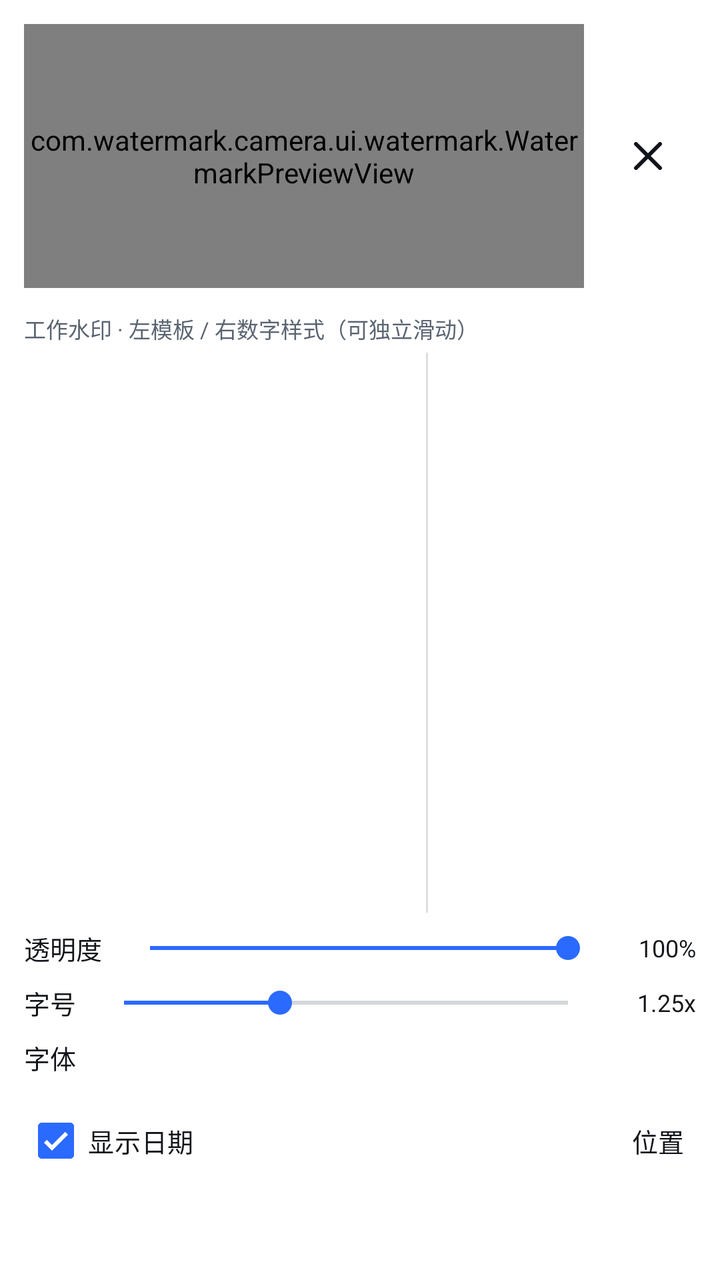
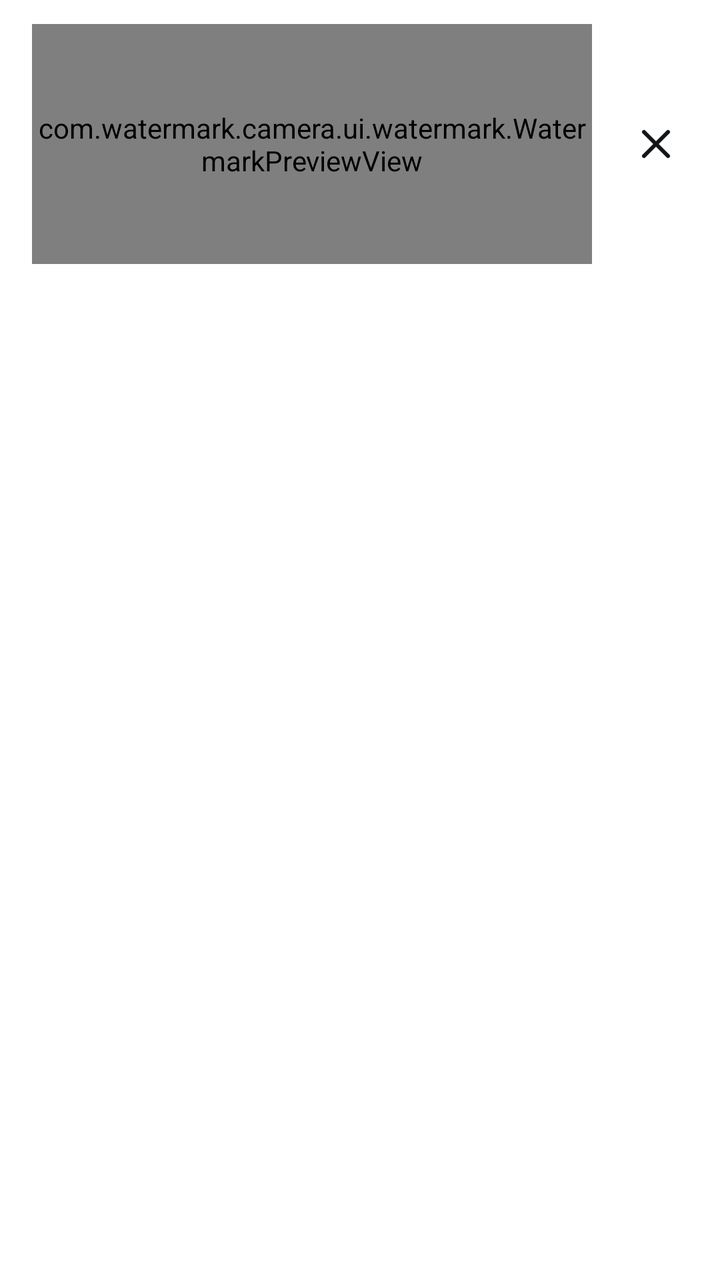

Before-and-after screenshots of an Android layout around one commit, followed by the original layout XML and the change that was made.
<!-- AndroidManifest.xml: application theme Theme.WatermarkCamera -->
<!-- res/layout/sheet_watermark_picker.xml -->
<?xml version="1.0" encoding="utf-8"?>
<LinearLayout
    xmlns:android="http://schemas.android.com/apk/res/android"
    xmlns:app="http://schemas.android.com/apk/res-auto"
    android:layout_width="match_parent"
    android:layout_height="wrap_content"
    android:background="@color/app_surface"
    android:orientation="vertical"
    android:paddingBottom="12dp">

    
    <LinearLayout
        android:layout_width="match_parent"
        android:layout_height="wrap_content"
        android:gravity="center_vertical"
        android:orientation="horizontal"
        android:padding="12dp">

        <com.watermark.camera.ui.watermark.WatermarkPreviewView
            android:id="@+id/pickerPreviewCard"
            android:layout_width="0dp"
            android:layout_height="132dp"
            android:layout_weight="1"
            android:background="@color/app_divider" />

    <ImageButton
        android:id="@+id/pickerClose"
        android:layout_width="48dp"
        android:layout_height="48dp"
        android:layout_marginStart="8dp"
        android:background="?attr/selectableItemBackgroundBorderless"
        android:contentDescription="@string/btn_close"
        android:padding="12dp"
        android:scaleType="centerInside"
        android:src="@drawable/ic_ui_close"
        app:tint="@color/app_on_surface" />
    </LinearLayout>

    <TextView
        android:layout_width="match_parent"
        android:layout_height="wrap_content"
        android:paddingStart="12dp"
        android:paddingEnd="12dp"
        android:paddingBottom="4dp"
        android:text="工作水印 · 左模板 / 右数字样式（可独立滑动）"
        android:textColor="@color/app_on_surface_secondary"
        android:textSize="11sp" />

    
    <LinearLayout
        android:layout_width="match_parent"
        android:layout_height="280dp"
        android:orientation="horizontal"
        android:paddingStart="8dp"
        android:paddingEnd="8dp">

        <androidx.recyclerview.widget.RecyclerView
            android:id="@+id/pickerTemplateGrid"
            android:layout_width="0dp"
            android:layout_height="match_parent"
            android:layout_weight="1.2"
            android:clipToPadding="false"
            android:padding="4dp" />

        <View
            android:layout_width="1dp"
            android:layout_height="match_parent"
            android:layout_marginStart="4dp"
            android:layout_marginEnd="4dp"
            android:background="@color/camera_scrim_weak" />

        <androidx.recyclerview.widget.RecyclerView
            android:id="@+id/pickerStyleList"
            android:layout_width="0dp"
            android:layout_height="match_parent"
            android:layout_weight="0.8"
            android:clipToPadding="false"
            android:padding="4dp" />
    </LinearLayout>


    
    <LinearLayout
        android:id="@+id/pickerCustomTitleRow"
        android:layout_width="match_parent"
        android:layout_height="wrap_content"
        android:gravity="center_vertical"
        android:orientation="horizontal"
        android:paddingStart="12dp"
        android:paddingEnd="12dp"
        android:paddingTop="4dp"
        android:paddingBottom="4dp"
        android:visibility="gone">

        <TextView
            android:layout_width="wrap_content"
            android:layout_height="wrap_content"
            android:text="自定义文字"
            android:textColor="@color/app_on_surface"
            android:textSize="13sp" />

        <EditText
            android:id="@+id/pickerCustomTitle"
            android:layout_width="0dp"
            android:layout_height="40dp"
            android:layout_marginStart="8dp"
            android:layout_weight="1"
            android:background="@color/app_surface_alt"
            android:hint="输入水印标题"
            android:imeOptions="actionDone"
            android:inputType="text"
            android:maxLines="1"
            android:paddingStart="10dp"
            android:paddingEnd="10dp"
            android:textColor="@color/app_on_surface"
            android:textColorHint="@color/app_on_surface_secondary"
            android:textSize="14sp" />
    </LinearLayout>

    
    <LinearLayout
        android:layout_width="match_parent"
        android:layout_height="wrap_content"
        android:gravity="center_vertical"
        android:orientation="horizontal"
        android:paddingStart="12dp"
        android:paddingEnd="12dp"
        android:paddingTop="8dp"
        android:paddingBottom="4dp">

        <TextView
            android:layout_width="wrap_content"
            android:layout_height="wrap_content"
            android:text="透明度"
            android:textColor="@color/app_on_surface"
            android:textSize="13sp" />

        <SeekBar
            android:id="@+id/pickerTransparency"
            android:layout_width="0dp"
            android:layout_height="wrap_content"
            android:layout_marginStart="8dp"
            android:layout_marginEnd="8dp"
            android:layout_weight="1"
            android:max="100"
            android:progress="100" />

        <TextView
            android:id="@+id/pickerTransparencyValue"
            android:layout_width="40dp"
            android:layout_height="wrap_content"
            android:gravity="end"
            android:text="100%"
            android:textColor="@color/app_on_surface"
            android:textSize="12sp" />
    </LinearLayout>

    
    <LinearLayout
        android:layout_width="match_parent"
        android:layout_height="wrap_content"
        android:gravity="center_vertical"
        android:orientation="horizontal"
        android:paddingStart="12dp"
        android:paddingEnd="12dp"
        android:paddingTop="4dp"
        android:paddingBottom="4dp">

        <TextView
            android:layout_width="wrap_content"
            android:layout_height="wrap_content"
            android:text="字号"
            android:textColor="@color/app_on_surface"
            android:textSize="13sp" />

        <SeekBar
            android:id="@+id/pickerFontScale"
            android:layout_width="0dp"
            android:layout_height="wrap_content"
            android:layout_marginStart="8dp"
            android:layout_marginEnd="8dp"
            android:layout_weight="1"
            android:max="270"
            android:progress="95" />

        <TextView
            android:id="@+id/pickerFontScaleValue"
            android:layout_width="40dp"
            android:layout_height="wrap_content"
            android:gravity="end"
            android:text="1.25x"
            android:textColor="@color/app_on_surface"
            android:textSize="12sp" />
    </LinearLayout>

    
    <LinearLayout
        android:layout_width="match_parent"
        android:layout_height="wrap_content"
        android:gravity="center_vertical"
        android:orientation="horizontal"
        android:paddingStart="12dp"
        android:paddingEnd="12dp"
        android:paddingTop="4dp"
        android:paddingBottom="4dp">

        <TextView
            android:layout_width="wrap_content"
            android:layout_height="wrap_content"
            android:text="字体"
            android:textColor="@color/app_on_surface"
            android:textSize="13sp" />

        <LinearLayout
            android:id="@+id/pickerFontRow"
            android:layout_width="0dp"
            android:layout_height="wrap_content"
            android:layout_marginStart="8dp"
            android:layout_weight="1"
            android:orientation="horizontal" />
    </LinearLayout>

    
    <LinearLayout
        android:layout_width="match_parent"
        android:layout_height="wrap_content"
        android:gravity="center_vertical"
        android:orientation="horizontal"
        android:paddingStart="12dp"
        android:paddingEnd="12dp"
        android:paddingTop="4dp"
        android:paddingBottom="8dp">

        <CheckBox
            android:id="@+id/pickerShowDate"
            android:layout_width="wrap_content"
            android:layout_height="wrap_content"
            android:checked="true"
            android:text="显示日期"
            android:textColor="@color/app_on_surface"
            android:textSize="13sp" />

        <View
            android:layout_width="0dp"
            android:layout_height="1dp"
            android:layout_weight="1" />

        <TextView
            android:layout_width="wrap_content"
            android:layout_height="wrap_content"
            android:text="位置"
            android:textColor="@color/app_on_surface"
            android:textSize="13sp" />

        <LinearLayout
            android:id="@+id/pickerPositionRow"
            android:layout_width="wrap_content"
            android:layout_height="wrap_content"
            android:layout_marginStart="6dp"
            android:orientation="horizontal" />
    </LinearLayout>

    
    <LinearLayout
        android:id="@+id/pickerFieldToggles"
        android:layout_width="match_parent"
        android:layout_height="wrap_content"
        android:orientation="vertical"
        android:paddingStart="12dp"
        android:paddingEnd="12dp"
        android:paddingBottom="12dp" />
</LinearLayout>
<!-- resources referenced by this layout -->
<resources>
  <color name="app_divider">#FFE6E9EE</color>
  <color name="app_on_surface">#FF111418</color>
  <color name="app_on_surface_secondary">#FF5A6472</color>
  <color name="app_surface">#FFFFFFFF</color>
  <color name="app_surface_alt">#FFEEF1F5</color>
  <color name="camera_scrim_weak">#22000000</color>
  <!-- drawable ic_ui_close (drawable) -->
  <?xml version="1.0" encoding="utf-8"?>
  <vector xmlns:android="http://schemas.android.com/apk/res/android"
      android:width="24dp"
      android:height="24dp"
      android:viewportWidth="24"
      android:viewportHeight="24">
      <path
          android:pathData="m6 6 12 12M18 6 6 18"
          android:fillColor="@android:color/transparent"
          android:strokeColor="#FF000000"
          android:strokeWidth="2"
          android:strokeLineCap="round"
          android:strokeLineJoin="round" />
  </vector>
  <string name="btn_close">关闭</string>
  <style name="Theme.WatermarkCamera" parent="Theme.Material3.DayNight.NoActionBar">
          <item name="colorPrimary">@color/color_primary</item>
          <item name="colorPrimaryDark">@color/color_primary_dark</item>
          <item name="colorAccent">@color/color_primary</item>
  
          
          <item name="android:windowBackground">@color/app_background</item>
          <item name="android:colorBackground">@color/app_background</item>
  
          
          <item name="android:statusBarColor">@color/app_surface</item>
          <item name="android:windowTranslucentStatus">false</item>
          <item name="android:windowLightStatusBar">true</item>
  
          
          <item name="android:navigationBarColor">@color/app_background</item>
          <item name="android:windowTranslucentNavigation">false</item>
  
          
          <item name="android:forceDarkAllowed" tools:ignore="NewApi">false</item>
  
          <item name="windowActionBar">false</item>
          <item name="windowNoTitle">true</item>
  
          
          <item name="android:textColorPrimary">@color/app_on_surface</item>
          <item name="android:textColorSecondary">@color/app_on_surface_secondary</item>
      </style>
  <color name="color_primary">#2B6AFF</color>
  <color name="color_primary_dark">#1E5AEE</color>
  <color name="app_background">#FFF5F7FA</color>
</resources>

<!-- the commit's change to res/layout/sheet_watermark_picker.xml (unified diff, before → after) -->
@@ -1,12 +1,10 @@
 <?xml version="1.0" encoding="utf-8"?>
-<LinearLayout
-    xmlns:android="http://schemas.android.com/apk/res/android"
+<LinearLayout xmlns:android="http://schemas.android.com/apk/res/android"
     xmlns:app="http://schemas.android.com/apk/res-auto"
     android:layout_width="match_parent"
-    android:layout_height="wrap_content"
+    android:layout_height="match_parent"
     android:background="@color/app_surface"
-    android:orientation="vertical"
-    android:paddingBottom="12dp">
+    android:orientation="vertical">
 
     
     <LinearLayout
@@ -14,259 +12,303 @@
         android:layout_height="wrap_content"
         android:gravity="center_vertical"
         android:orientation="horizontal"
-        android:padding="12dp">
+        android:paddingStart="16dp"
+        android:paddingTop="12dp"
+        android:paddingEnd="8dp"
+        android:paddingBottom="8dp">
 
         <com.watermark.camera.ui.watermark.WatermarkPreviewView
             android:id="@+id/pickerPreviewCard"
             android:layout_width="0dp"
-            android:layout_height="132dp"
+            android:layout_height="120dp"
             android:layout_weight="1"
             android:background="@color/app_divider" />
 
-    <ImageButton
-        android:id="@+id/pickerClose"
-        android:layout_width="48dp"
-        android:layout_height="48dp"
-        android:layout_marginStart="8dp"
-        android:background="?attr/selectableItemBackgroundBorderless"
-        android:contentDescription="@string/btn_close"
-        android:padding="12dp"
-        android:scaleType="centerInside"
-        android:src="@drawable/ic_ui_close"
-        app:tint="@color/app_on_surface" />
+        <ImageButton
+            android:id="@+id/pickerClose"
+            android:layout_width="48dp"
+            android:layout_height="48dp"
+            android:layout_marginStart="8dp"
+            android:background="?attr/selectableItemBackgroundBorderless"
+            android:contentDescription="@string/btn_close"
+            android:padding="12dp"
+            android:scaleType="centerInside"
+            android:src="@drawable/ic_ui_close"
+            app:tint="@color/app_on_surface" />
     </LinearLayout>
 
-    <TextView
+    
+    <com.google.android.material.tabs.TabLayout
+        android:id="@+id/pickerTabs"
         android:layout_width="match_parent"
         android:layout_height="wrap_content"
-        android:paddingStart="12dp"
-        android:paddingEnd="12dp"
-        android:paddingBottom="4dp"
-        android:text="工作水印 · 左模板 / 右数字样式（可独立滑动）"
-        android:textColor="@color/app_on_surface_secondary"
-        android:textSize="11sp" />
-
-    
-    <LinearLayout
+        android:background="@color/app_surface"
+        app:tabGravity="fill"
+        app:tabIndicatorColor="@color/color_primary"
+        app:tabMode="fixed"
+        app:tabSelectedTextColor="@color/color_primary"
+        app:tabTextColor="@color/app_on_surface_secondary" />
+
+    <FrameLayout
         android:layout_width="match_parent"
-        android:layout_height="280dp"
-        android:orientation="horizontal"
-        android:paddingStart="8dp"
-        android:paddingEnd="8dp">
-
+        android:layout_height="0dp"
+        android:layout_weight="1">
+
+        
         <androidx.recyclerview.widget.RecyclerView
             android:id="@+id/pickerTemplateGrid"
-            android:layout_width="0dp"
+            android:layout_width="match_parent"
             android:layout_height="match_parent"
-            android:layout_weight="1.2"
             android:clipToPadding="false"
-            android:padding="4dp" />
-
-        <View
-            android:layout_width="1dp"
+            android:padding="8dp" />
+
+        
+        <ScrollView
+            android:id="@+id/pickerGroupContent"
+            android:layout_width="match_parent"
             android:layout_height="match_parent"
-            android:layout_marginStart="4dp"
-            android:layout_marginEnd="4dp"
-            android:background="@color/camera_scrim_weak" />
-
-        <androidx.recyclerview.widget.RecyclerView
-            android:id="@+id/pickerStyleList"
-            android:layout_width="0dp"
+            android:visibility="gone">
+
+            <LinearLayout
+                android:layout_width="match_parent"
+                android:layout_height="wrap_content"
+                android:orientation="vertical"
+                android:padding="16dp">
+
+                <TextView
+                    android:id="@+id/pickerContentHint"
+                    android:layout_width="match_parent"
+                    android:layout_height="wrap_content"
+                    android:lineSpacingMultiplier="1.4"
+                    android:text="@string/picker_content_hint"
+                    android:textColor="@color/app_on_surface_secondary"
+                    android:textSize="12sp" />
+
+                <LinearLayout
+                    android:id="@+id/pickerCustomTitleRow"
+                    android:layout_width="match_parent"
+                    android:layout_height="wrap_content"
+                    android:layout_marginTop="12dp"
+                    android:gravity="center_vertical"
+                    android:orientation="horizontal"
+                    android:visibility="gone">
+
+                    <EditText
+                        android:id="@+id/pickerCustomTitle"
+                        android:layout_width="0dp"
+                        android:layout_height="48dp"
+                        android:layout_weight="1"
+                        android:background="@color/app_surface_alt"
+                        android:hint="@string/picker_custom_title_hint"
+                        android:imeOptions="actionNext"
+                        android:inputType="text"
+                        android:maxLength="20"
+                        android:maxLines="1"
+                        android:paddingStart="12dp"
+                        android:paddingEnd="12dp"
+                        android:textColor="@color/app_on_surface"
+                        android:textColorHint="@color/app_on_surface_secondary"
+                        android:textSize="16sp" />
+
+                    <ImageButton
+                        android:id="@+id/pickerCustomTitleClear"
+                        android:layout_width="48dp"
+                        android:layout_height="48dp"
+                        android:background="?attr/selectableItemBackgroundBorderless"
+                        android:contentDescription="@string/picker_clear"
+                        android:padding="12dp"
+                        android:scaleType="centerInside"
+                        android:src="@drawable/ic_ui_close"
+                        app:tint="@color/app_on_surface_secondary" />
+                </LinearLayout>
+
+                <TextView
+                    android:id="@+id/pickerCustomTitleCount"
+                    android:layout_width="match_parent"
+                    android:layout_height="wrap_content"
+                    android:layout_marginTop="4dp"
+                    android:gravity="end"
+                    android:textColor="@color/app_on_surface_secondary"
+                    android:textSize="12sp"
+                    android:visibility="gone" />
+
+                
+                <LinearLayout
+                    android:id="@+id/pickerFieldToggles"
+                    android:layout_width="match_parent"
+                    android:layout_height="wrap_content"
+                    android:layout_marginTop="8dp"
+                    android:orientation="vertical" />
+            </LinearLayout>
+        </ScrollView>
+
+        
+        <ScrollView
+            android:id="@+id/pickerGroupStyle"
+            android:layout_width="match_parent"
             android:layout_height="match_parent"
-            android:layout_weight="0.8"
-            android:clipToPadding="false"
-            android:padding="4dp" />
-    </LinearLayout>
-
-
-    
-    <LinearLayout
-        android:id="@+id/pickerCustomTitleRow"
-        android:layout_width="match_parent"
-        android:layout_height="wrap_content"
-        android:gravity="center_vertical"
-        android:orientation="horizontal"
-        android:paddingStart="12dp"
-        android:paddingEnd="12dp"
-        android:paddingTop="4dp"
-        android:paddingBottom="4dp"
-        android:visibility="gone">
-
-        <TextView
-            android:layout_width="wrap_content"
-            android:layout_height="wrap_content"
-            android:text="自定义文字"
-            android:textColor="@color/app_on_surface"
-            android:textSize="13sp" />
-
-        <EditText
-            android:id="@+id/pickerCustomTitle"
-            android:layout_width="0dp"
-            android:layout_height="40dp"
-            android:layout_marginStart="8dp"
-            android:layout_weight="1"
-            android:background="@color/app_surface_alt"
-            android:hint="输入水印标题"
-            android:imeOptions="actionDone"
-            android:inputType="text"
-            android:maxLines="1"
-            android:paddingStart="10dp"
-            android:paddingEnd="10dp"
-            android:textColor="@color/app_on_surface"
-            android:textColorHint="@color/app_on_surface_secondary"
-            android:textSize="14sp" />
-    </LinearLayout>
-
-    
-    <LinearLayout
-        android:layout_width="match_parent"
-        android:layout_height="wrap_content"
-        android:gravity="center_vertical"
-        android:orientation="horizontal"
-        android:paddingStart="12dp"
-        android:paddingEnd="12dp"
-        android:paddingTop="8dp"
-        android:paddingBottom="4dp">
-
-        <TextView
-            android:layout_width="wrap_content"
-            android:layout_height="wrap_content"
-            android:text="透明度"
-            android:textColor="@color/app_on_surface"
-            android:textSize="13sp" />
-
-        <SeekBar
-            android:id="@+id/pickerTransparency"
-            android:layout_width="0dp"
-            android:layout_height="wrap_content"
-            android:layout_marginStart="8dp"
-            android:layout_marginEnd="8dp"
-            android:layout_weight="1"
-            android:max="100"
-            android:progress="100" />
-
-        <TextView
-            android:id="@+id/pickerTransparencyValue"
-            android:layout_width="40dp"
-            android:layout_height="wrap_content"
-            android:gravity="end"
-            android:text="100%"
-            android:textColor="@color/app_on_surface"
-            android:textSize="12sp" />
-    </LinearLayout>
-
-    
-    <LinearLayout
-        android:layout_width="match_parent"
-        android:layout_height="wrap_content"
-        android:gravity="center_vertical"
-        android:orientation="horizontal"
-        android:paddingStart="12dp"
-        android:paddingEnd="12dp"
-        android:paddingTop="4dp"
-        android:paddingBottom="4dp">
-
-        <TextView
-            android:layout_width="wrap_content"
-            android:layout_height="wrap_content"
-            android:text="字号"
-            android:textColor="@color/app_on_surface"
-            android:textSize="13sp" />
-
-        <SeekBar
-            android:id="@+id/pickerFontScale"
-            android:layout_width="0dp"
-            android:layout_height="wrap_content"
-            android:layout_marginStart="8dp"
-            android:layout_marginEnd="8dp"
-            android:layout_weight="1"
-            android:max="270"
-            android:progress="95" />
-
-        <TextView
-            android:id="@+id/pickerFontScaleValue"
-            android:layout_width="40dp"
-            android:layout_height="wrap_content"
-            android:gravity="end"
-            android:text="1.25x"
-            android:textColor="@color/app_on_surface"
-            android:textSize="12sp" />
-    </LinearLayout>
-
-    
-    <LinearLayout
-        android:layout_width="match_parent"
-        android:layout_height="wrap_content"
-        android:gravity="center_vertical"
-        android:orientation="horizontal"
-        android:paddingStart="12dp"
-        android:paddingEnd="12dp"
-        android:paddingTop="4dp"
-        android:paddingBottom="4dp">
-
-        <TextView
-            android:layout_width="wrap_content"
-            android:layout_height="wrap_content"
-            android:text="字体"
-            android:textColor="@color/app_on_surface"
-            android:textSize="13sp" />
-
-        <LinearLayout
-            android:id="@+id/pickerFontRow"
-            android:layout_width="0dp"
-            android:layout_height="wrap_content"
-            android:layout_marginStart="8dp"
-            android:layout_weight="1"
-            android:orientation="horizontal" />
-    </LinearLayout>
-
-    
-    <LinearLayout
-        android:layout_width="match_parent"
-        android:layout_height="wrap_content"
-        android:gravity="center_vertical"
-        android:orientation="horizontal"
-        android:paddingStart="12dp"
-        android:paddingEnd="12dp"
-        android:paddingTop="4dp"
-        android:paddingBottom="8dp">
-
-        <CheckBox
-            android:id="@+id/pickerShowDate"
-            android:layout_width="wrap_content"
-            android:layout_height="wrap_content"
-            android:checked="true"
-            android:text="显示日期"
-            android:textColor="@color/app_on_surface"
-            android:textSize="13sp" />
-
-        <View
-            android:layout_width="0dp"
-            android:layout_height="1dp"
-            android:layout_weight="1" />
-
-        <TextView
-            android:layout_width="wrap_content"
-            android:layout_height="wrap_content"
-            android:text="位置"
-            android:textColor="@color/app_on_surface"
-            android:textSize="13sp" />
-
-        <LinearLayout
-            android:id="@+id/pickerPositionRow"
-            android:layout_width="wrap_content"
-            android:layout_height="wrap_content"
-            android:layout_marginStart="6dp"
-            android:orientation="horizontal" />
-    </LinearLayout>
-
-    
-    <LinearLayout
-        android:id="@+id/pickerFieldToggles"
-        android:layout_width="match_parent"
-        android:layout_height="wrap_content"
-        android:orientation="vertical"
-        android:paddingStart="12dp"
-        android:paddingEnd="12dp"
-        android:paddingBottom="12dp" />
+            android:visibility="gone">
+
+            <LinearLayout
+                android:layout_width="match_parent"
+                android:layout_height="wrap_content"
+                android:orientation="vertical"
+                android:padding="16dp">
+
+                <TextView
+                    style="@style/SettingsGroupTitle"
+                    android:layout_marginTop="0dp"
+                    android:text="@string/picker_time_style" />
+
+                <androidx.recyclerview.widget.RecyclerView
+                    android:id="@+id/pickerStyleList"
+                    android:layout_width="match_parent"
+                    android:layout_height="wrap_content"
+                    android:nestedScrollingEnabled="false" />
+
+                
+                <LinearLayout
+                    android:layout_width="match_parent"
+                    android:layout_height="wrap_content"
+                    android:layout_marginTop="16dp"
+                    android:gravity="center_vertical"
+                    android:orientation="horizontal">
+
+                    <TextView
+                        android:layout_width="wrap_content"
+                        android:layout_height="wrap_content"
+                        android:text="@string/setting_transparency"
+                        android:textColor="@color/app_on_surface"
+                        android:textSize="14sp" />
+
+                    <SeekBar
+                        android:id="@+id/pickerTransparency"
+                        android:layout_width="0dp"
+                        android:layout_height="wrap_content"
+                        android:layout_marginStart="8dp"
+                        android:layout_marginEnd="8dp"
+                        android:layout_weight="1"
+                        android:max="100"
+                        android:progress="100" />
+
+                    <TextView
+                        android:id="@+id/pickerTransparencyValue"
+                        android:layout_width="48dp"
+                        android:layout_height="wrap_content"
+                        android:gravity="end"
+                        android:text="100%"
+                        android:textColor="@color/app_on_surface"
+                        android:textSize="14sp" />
+                </LinearLayout>
+
+                
+                <LinearLayout
+                    android:layout_width="match_parent"
+                    android:layout_height="wrap_content"
+                    android:layout_marginTop="8dp"
+                    android:gravity="center_vertical"
+                    android:orientation="horizontal">
+
+                    <TextView
+                        android:layout_width="wrap_content"
+                        android:layout_height="wrap_content"
+                        android:text="@string/setting_font_size"
+                        android:textColor="@color/app_on_surface"
+                        android:textSize="14sp" />
+
+                    <SeekBar
+                        android:id="@+id/pickerFontScale"
+                        android:layout_width="0dp"
+                        android:layout_height="wrap_content"
+                        android:layout_marginStart="8dp"
+                        android:layout_marginEnd="8dp"
+                        android:layout_weight="1"
+                        android:max="270"
+                        android:progress="95" />
+
+                    <TextView
+                        android:id="@+id/pickerFontScaleValue"
+                        android:layout_width="48dp"
+                        android:layout_height="wrap_content"
+                        android:gravity="end"
+                        android:text="1.25x"
+                        android:textColor="@color/app_on_surface"
+                        android:textSize="14sp" />
+                </LinearLayout>
+
+                
+                <LinearLayout
+                    android:layout_width="match_parent"
+                    android:layout_height="wrap_content"
+                    android:layout_marginTop="8dp"
+                    android:gravity="center_vertical"
+                    android:orientation="horizontal">
+
+                    <TextView
+                        android:layout_width="wrap_content"
+                        android:layout_height="wrap_content"
+                        android:text="@string/picker_font_family"
+                        android:textColor="@color/app_on_surface"
+                        android:textSize="14sp" />
+
+                    <LinearLayout
+                        android:id="@+id/pickerFontRow"
+                        android:layout_width="0dp"
+                        android:layout_height="wrap_content"
+                        android:layout_marginStart="8dp"
+                        android:layout_weight="1"
+                        android:orientation="horizontal" />
+                </LinearLayout>
+
+                <CheckBox
+                    android:id="@+id/pickerShowDate"
+                    android:layout_width="wrap_content"
+                    android:layout_height="48dp"
+                    android:layout_marginTop="8dp"
+                    android:checked="true"
+                    android:text="@string/picker_show_date"
+                    android:textColor="@color/app_on_surface"
+                    android:textSize="14sp" />
+
+                <CheckBox
+                    android:id="@+id/pickerGyroscope"
+                    android:layout_width="match_parent"
+                    android:layout_height="48dp"
+                    android:checked="true"
+                    android:text="@string/picker_gyroscope"
+                    android:textColor="@color/app_on_surface"
+                    android:textSize="14sp" />
+            </LinearLayout>
+        </ScrollView>
+
+        
+        <ScrollView
+            android:id="@+id/pickerGroupPosition"
+            android:layout_width="match_parent"
+            android:layout_height="match_parent"
+            android:visibility="gone">
+
+            <LinearLayout
+                android:layout_width="match_parent"
+                android:layout_height="wrap_content"
+                android:orientation="vertical"
+                android:padding="16dp">
+
+                <TextView
+                    android:layout_width="match_parent"
+                    android:layout_height="wrap_content"
+                    android:lineSpacingMultiplier="1.4"
+                    android:text="@string/picker_position_hint"
+                    android:textColor="@color/app_on_surface_secondary"
+                    android:textSize="12sp" />
+
+                <LinearLayout
+                    android:id="@+id/pickerPositionRow"
+                    android:layout_width="match_parent"
+                    android:layout_height="wrap_content"
+                    android:layout_marginTop="12dp"
+                    android:orientation="horizontal" />
+            </LinearLayout>
+        </ScrollView>
+    </FrameLayout>
 </LinearLayout>
<!-- resource entries referenced after the edit -->
@@ -5,7 +5,6 @@
   <color name="app_on_surface_secondary">#FF5A6472</color>
   <color name="app_surface">#FFFFFFFF</color>
   <color name="app_surface_alt">#FFEEF1F5</color>
-  <color name="camera_scrim_weak">#22000000</color>
   <!-- drawable ic_ui_close (drawable) -->
   <?xml version="1.0" encoding="utf-8"?>
   <vector xmlns:android="http://schemas.android.com/apk/res/android"
@@ -22,6 +21,24 @@
           android:strokeLineJoin="round" />
   </vector>
   <string name="btn_close">关闭</string>
+  <string name="picker_clear">清除</string>
+  <string name="picker_content_hint">时间必填（由应用自动记录，不可修改）；地点与自定义内容为可选。每个模板的填写内容独立保存。</string>
+  <string name="picker_custom_title_hint">输入水印标题</string>
+  <string name="picker_font_family">字体</string>
+  <string name="picker_gyroscope">横拍时水印文字保持正向</string>
+  <string name="picker_position_hint">在相机页直接拖动水印卡片即可调整位置，靠近中线会自动吸附。</string>
+  <string name="picker_show_date">显示日期</string>
+  <string name="picker_time_style">时间样式</string>
+  <string name="setting_font_size">字号</string>
+  <string name="setting_transparency">透明度</string>
+  <style name="SettingsGroupTitle">
+          <item name="android:layout_width">match_parent</item>
+          <item name="android:layout_height">wrap_content</item>
+          <item name="android:layout_marginTop">24dp</item>
+          <item name="android:layout_marginBottom">4dp</item>
+          <item name="android:textColor">@color/app_on_surface_secondary</item>
+          <item name="android:textSize">14sp</item>
+      </style>
   <style name="Theme.WatermarkCamera" parent="Theme.Material3.DayNight.NoActionBar">
           <item name="colorPrimary">@color/color_primary</item>
           <item name="colorPrimaryDark">@color/color_primary_dark</item>
